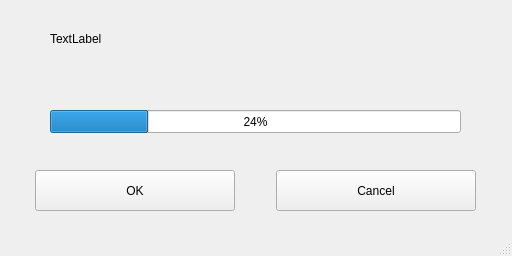
Qt form mainwindow.ui (EmmerichFrog/pyUpEA-GUI) before a commit.
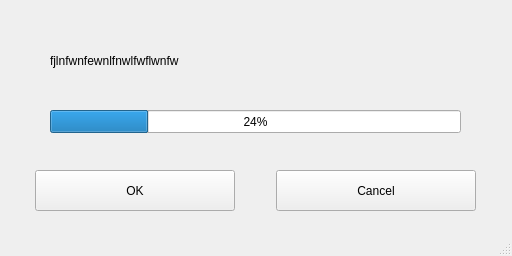
The same form after that commit.

Commit message: Added threading, progress bar, button confirmation

The edit to the form file:
```diff
--- a/mainwindow.ui
+++ b/mainwindow.ui
@@ -19,12 +19,21 @@
      <rect>
       <x>50</x>
       <y>30</y>
-      <width>55</width>
-      <height>17</height>
+      <width>411</width>
+      <height>61</height>
      </rect>
     </property>
+    <property name="sizePolicy">
+     <sizepolicy hsizetype="Maximum" vsizetype="Maximum">
+      <horstretch>0</horstretch>
+      <verstretch>0</verstretch>
+     </sizepolicy>
+    </property>
     <property name="text">
-     <string>TextLabel</string>
+     <string notr="true">fjlnfwnfewnlfnwlfwflwnfw</string>
+    </property>
+    <property name="wordWrap">
+     <bool>true</bool>
     </property>
    </widget>
    <widget class="QProgressBar" name="progressBar">
```
The commit also changes 3 other files.
